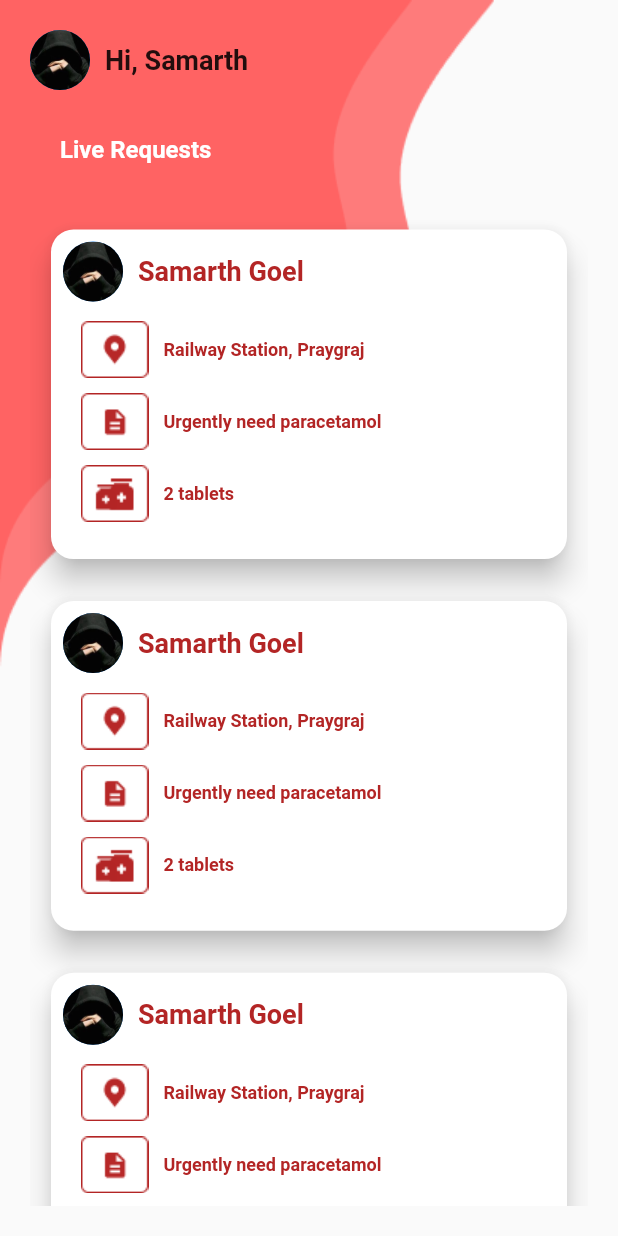
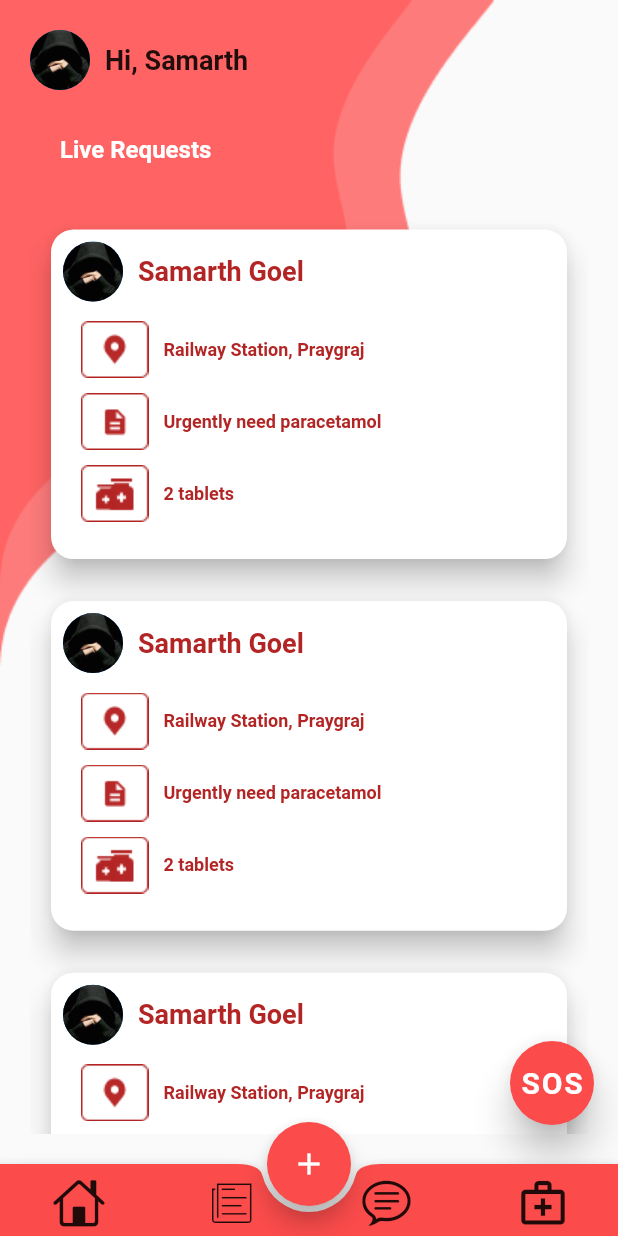
Before and after one commit to Sam-commit/Health-Emergency-App, a Flutter app: the screen it shows after launch, on a phone screen of 412 x 824 dp. Run offline on Flutter 3.47's test engine with Material 2 defaults, Android fonts, the phone set to English and light mode, and no system bars.

Commit message:
added bottom navbar

```diff
--- a/pro_tec/lib/main.dart
+++ b/pro_tec/lib/main.dart
@@ -1,6 +1,6 @@
+import 'package:flutter/cupertino.dart';
 import 'package:flutter/material.dart';
 import 'package:pro_tec/widgets/my_card.dart';
-
 void main() {
   runApp(const MyApp());
 }
@@ -11,7 +11,34 @@ class MyApp extends StatelessWidget {
   @override
   Widget build(BuildContext context) {
     return MaterialApp(
-      home: HomePage(),
+      home: Scaffold(
+        body: HomePage(),
+          floatingActionButtonLocation: FloatingActionButtonLocation.centerDocked,
+          floatingActionButton: FloatingActionButton(
+            backgroundColor: Color(0xFFFB4B4B),
+            onPressed: () {  },
+            child: Icon(Icons.add),
+
+          ),
+        bottomNavigationBar: BottomAppBar(
+        elevation:5,
+        shape: CircularNotchedRectangle(),
+        color: Color(0xFFFB4B4B),
+        child: Row(
+          mainAxisSize: MainAxisSize.max,
+          mainAxisAlignment: MainAxisAlignment.spaceAround,
+
+          children: [
+            IconButton(onPressed: (){}, icon: Icon(CupertinoIcons.home,size: 35,)),
+            IconButton(onPressed: (){}, icon: Icon(CupertinoIcons.news,size: 35,)),
+            IconButton(onPressed: (){}, icon: Icon(CupertinoIcons.chat_bubble_text,size: 35,)),
+            IconButton(onPressed: (){}, icon: Icon(Icons.medical_services_outlined,size: 35,)),
+
+
+          ],
+        ),
+      ),
+      ),
     );
   }
 }
@@ -89,6 +116,17 @@ class _HomePageState extends State<HomePage> {
             ),
           ],
         ),
+      floatingActionButton:Padding(
+        padding: const EdgeInsets.only(bottom: 10,),
+        child: FloatingActionButton(
+          elevation: 10,
+          backgroundColor: Color(0xFFFB4B4B),
+          onPressed: () {  },
+          child: Text("SOS",style: TextStyle(color: Colors.white,fontSize: 20,fontWeight: FontWeight.bold),),
+        ),
+      ),
+
+
       ),
     );
   }
--- a/pro_tec/pubspec.yaml
+++ b/pro_tec/pubspec.yaml
@@ -34,6 +34,7 @@ dependencies:
   # The following adds the Cupertino Icons font to your application.
   # Use with the CupertinoIcons class for iOS style icons.
   cupertino_icons: ^1.0.2
+
 
 dev_dependencies:
   flutter_test:
```
Also changed, not shown: pro_tec/pubspec.lock.
